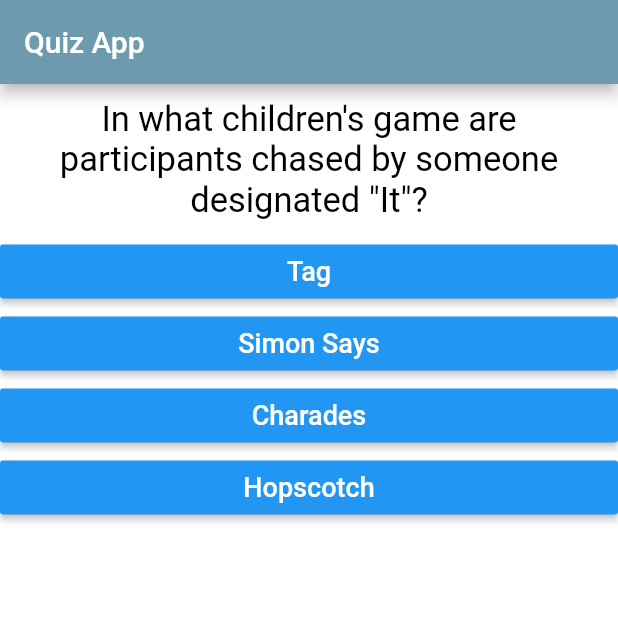
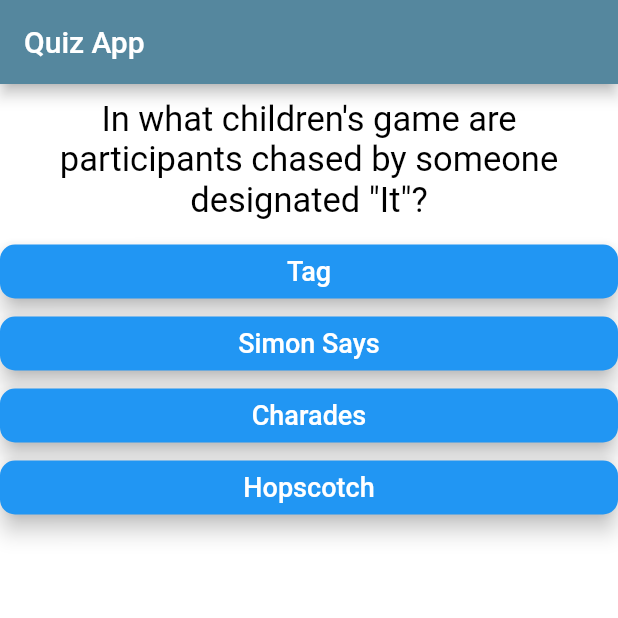
Before and after one commit to dimeprog/Quiz-App, a Flutter app: the screen it shows after launch, on a phone screen of 412 x 824 dp, the top half of it. Run offline on Flutter 3.47's test engine with Material 2 defaults, Android fonts, the phone set to English and light mode, and no system bars; missing offline and left inert: dart:ffi.

Commit message:
second commit

```diff
--- a/flutter_basics/lib/answers.dart
+++ b/flutter_basics/lib/answers.dart
@@ -12,6 +12,8 @@ class Answer extends StatelessWidget {
     return Container(
       width: double.infinity,
       child: RaisedButton(
+        elevation: 6.0,
+        shape: RoundedRectangleBorder(borderRadius: BorderRadius.circular(10)),
         child: Text(
           ButtonText,
           style: TextStyle(
--- a/flutter_basics/lib/main.dart
+++ b/flutter_basics/lib/main.dart
@@ -5,6 +5,9 @@ import './questions.dart';
 import 'package:flutter/material.dart';
 import './answers.dart';
 import './questions.dart';
+import './quiz.dart';
+import './result.dart';
+import './alert_box.dart';
 
 void main() {
   runApp(MyApp());
@@ -16,7 +19,7 @@ class MyApp extends StatefulWidget {
 }
 
 class _MyAppState extends State<MyApp> {
-  static const questions = [
+  static const _questions = [
     {
       "question":
           "In what children's game are participants chased by someone designated \"It\"?",
@@ -616,13 +619,28 @@ class _MyAppState extends State<MyApp> {
     },
   ];
   var _questionIndex = 0;
+  // List listOfOptions = _questions[0]['content'] as List;
 
   void _answerQuestion() {
-    if (_questionIndex < questions.length) {
-      setState(() {
-        _questionIndex = _questionIndex + 1;
-        print(_questionIndex);
-      });
+    if (_questionIndex < _questions.length) {
+      int correctOption = _questions[_questionIndex]['correct'] as int;
+      List<String> listOfOptions =
+          _questions[_questionIndex]['content'] as List<String>;
+      print(listOfOptions);
+      print(listOfOptions[correctOption]);
+      for (String e in listOfOptions) {
+        if (e == listOfOptions[correctOption]) {
+          AlertBox(
+            AnswerOption: listOfOptions,
+            correctOption: correctOption,
+            questionIndex: _questionIndex,
+          );
+        } else {
+          const AlertDialog(
+            content: Text('Wrong answer'),
+          );
+        }
+      }
     } else {
       print('You have Finshed the Available questions');
     }
@@ -635,26 +653,15 @@ class _MyAppState extends State<MyApp> {
       backgroundColor: Colors.white,
       appBar: AppBar(
         title: const Text('Quiz App'),
-        backgroundColor: Color.fromARGB(255, 109, 154, 175),
+        backgroundColor: Color.fromARGB(255, 85, 135, 158),
       ),
-      body: _questionIndex < questions.length
-          ? Column(
-              // ignore: prefer_const_literals_to_create_immutables
-              children: [
-                Questions(
-                  questions[_questionIndex]['question'] as String,
-                ),
-                ...(questions[_questionIndex]['content'] as List<String>).map(
-                  (ans) =>
-                      Answer(selectHandler: _answerQuestion, ButtonText: ans),
-                ),
-              ],
+      body: _questionIndex < _questions.length
+          ? Quiz(
+              answerQuestion: _answerQuestion,
+              questionIndex: _questionIndex,
+              questions: _questions,
             )
-          : const Center(
-              child: Text(
-                'You did it ',
-              ),
-            ),
+          : Result(),
     ));
   }
 }
--- a/flutter_basics/lib/quiz.dart
+++ b/flutter_basics/lib/quiz.dart
@@ -0,0 +1,29 @@
+import 'package:flutter/material.dart';
+import './answers.dart';
+import './questions.dart';
+
+class Quiz extends StatelessWidget {
+  final List questions;
+  final int questionIndex;
+  final void Function() answerQuestion;
+  Quiz({
+    required this.answerQuestion,
+    required this.questions,
+    required this.questionIndex,
+  });
+
+  @override
+  Widget build(BuildContext context) {
+    return Column(
+      // ignore: prefer_const_literals_to_create_immutables
+      children: [
+        Questions(
+          questions[questionIndex]['question'] as String,
+        ),
+        ...(questions[questionIndex]['content'] as List<String>).map(
+          (ans) => Answer(selectHandler: answerQuestion, ButtonText: ans),
+        ),
+      ],
+    );
+  }
+}
```
Also changed, not shown: flutter_basics/lib/alert_box.dart (added, +35 -0 lines), flutter_basics/lib/result.dart (+12 -0 lines).
